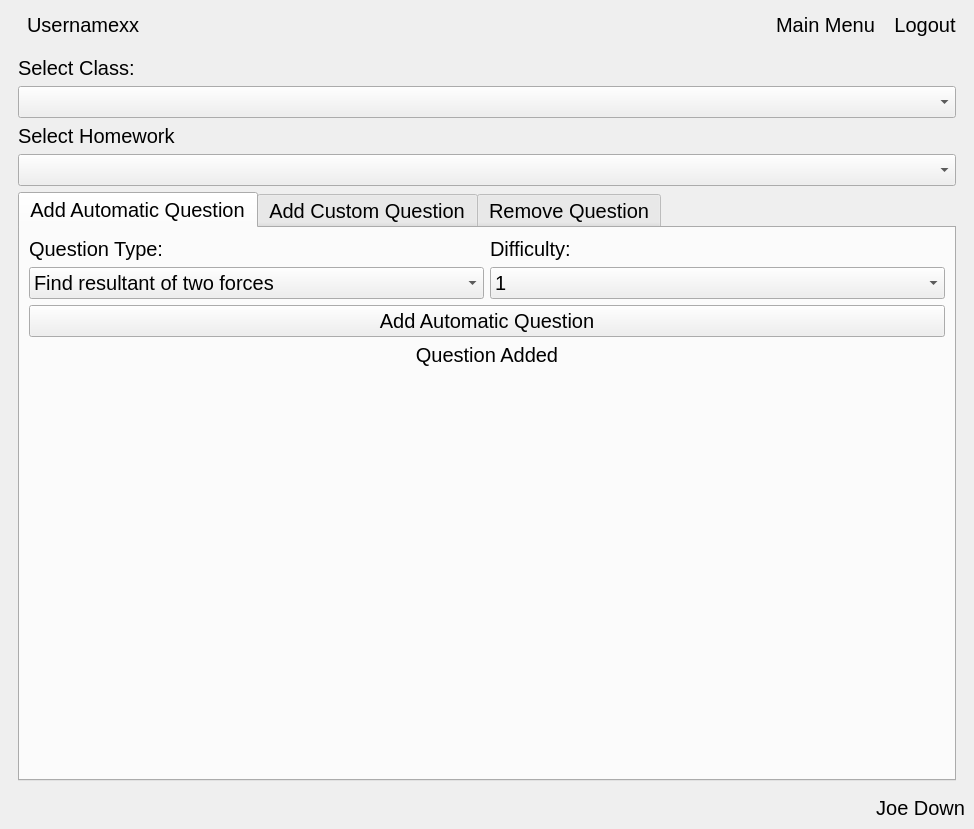
Qt form window.ui (AnthropomorphicMonkey/Coursework) before a commit.
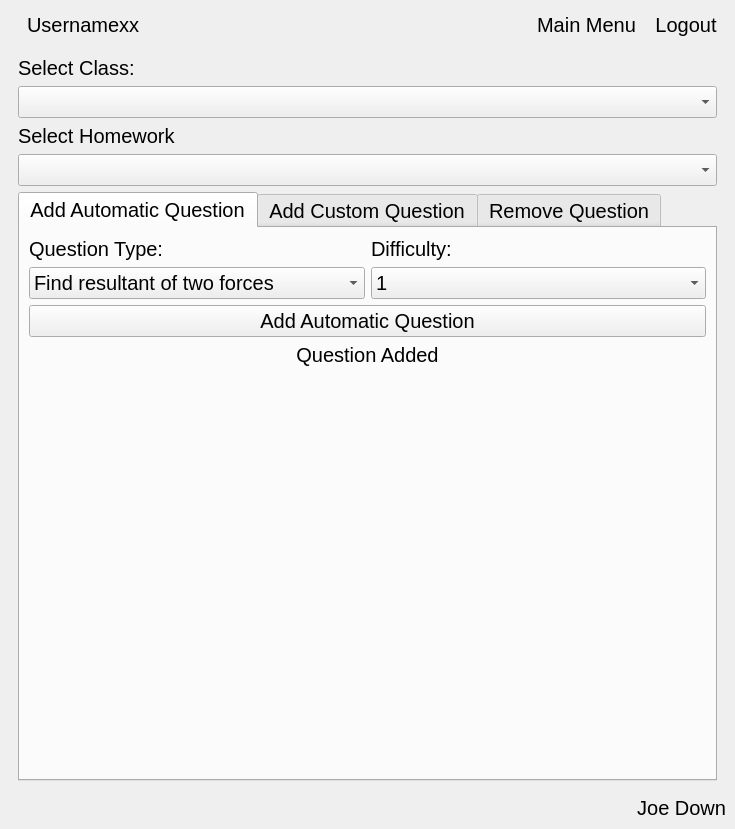
The same form after that commit. The open tabs and pages were chosen to show the change. Icons and pictures are not drawn. Custom widgets are drawn as their Qt base class.

```diff
--- a/window.ui
+++ b/window.ui
@@ -6,7 +6,7 @@
    <rect>
     <x>0</x>
     <y>0</y>
-    <width>974</width>
+    <width>735</width>
     <height>829</height>
    </rect>
   </property>
```
Left out of the diff: 2 changed lines with no effect on the pictures.
